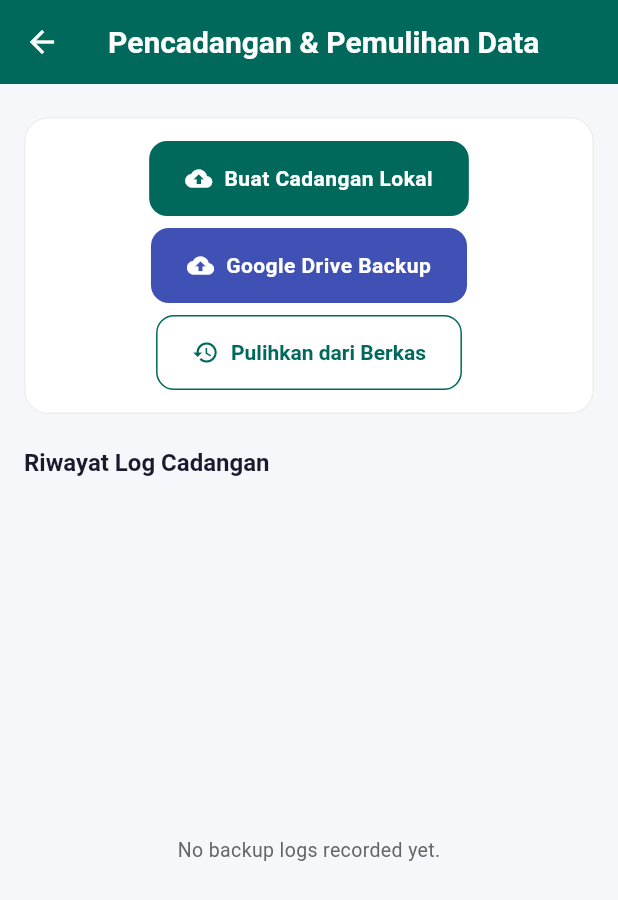
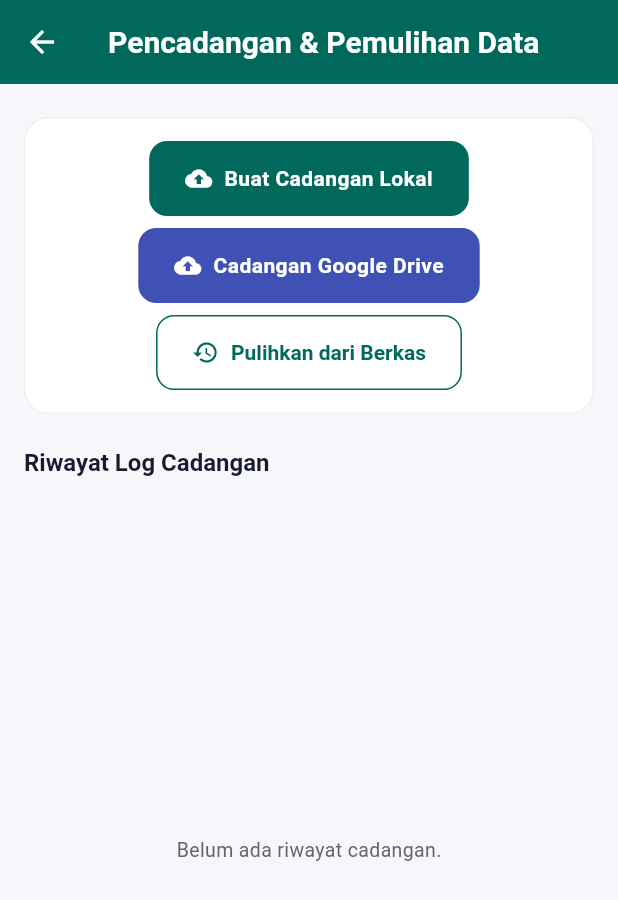
Before and after one commit to programmer-newbie-code/pharmacy-inventory-platform, a Flutter app: the BackupScreen screen opened directly, on a phone screen of 412 x 824 dp. Shown: the top 900 px of the screen. Run offline on Flutter 3.47's test engine with Material 3 defaults, Android fonts, the light colour scheme and no system bars; our stand-ins replace csv, drift, file_picker, fl_chart, flutter_riverpod, google_sign_in and 5 more; missing offline and left inert: bcrypt, excel, mobile_scanner; accounts and stored records are empty; generated files the repository leaves out were written again.

Commit message:
feat(backup): localize backup screen feedback (#48)
* feat(backup): localize backup screen feedback

* fix(backup): allow localized empty history state

```diff
--- a/lib/features/backup/backup_screen.dart
+++ b/lib/features/backup/backup_screen.dart
@@ -120,7 +120,7 @@ class _BackupScreenState extends ConsumerState<BackupScreen> {
       setState(() => _preview = preview);
       await _handleRestoreBackup(path);
     } on BackupPreviewException catch (_) {
-      if (mounted) setState(() => _statusMessage = 'Invalid backup file. Choose another file.');
+      if (mounted) setState(() => _statusMessage = AppLocalizations.of(context)!.invalidBackupFile);
     } catch (error) {
       if (mounted) setState(() => _statusMessage = 'Restore error: $error');
     } finally {
@@ -189,12 +189,12 @@ class _BackupScreenState extends ConsumerState<BackupScreen> {
               Icon(Icons.lock_outline, size: 64, color: AppTheme.dangerColor.withAlpha(150)),
               const SizedBox(height: 16),
               Text(
-                'Akses Ditolak',
+                l10n.backupAccessDenied,
                 style: Theme.of(context).textTheme.headlineSmall,
               ),
               const SizedBox(height: 8),
               Text(
-                'Fitur pencadangan data hanya dapat diakses oleh Admin.',
+                l10n.backupAccessDeniedDetail,
                 style: TextStyle(color: Colors.grey.shade600),
               ),
             ],
@@ -234,7 +234,7 @@ class _BackupScreenState extends ConsumerState<BackupScreen> {
                           key: const Key('googleDriveBackupBtn'),
                           style: ElevatedButton.styleFrom(backgroundColor: Colors.indigo, foregroundColor: Colors.white),
                           icon: const Icon(Icons.cloud_upload),
-                          label: const Text('Google Drive Backup'),
+                          label: Text(l10n.googleDriveBackup),
                           onPressed: _isLoading ? null : _handleGoogleDriveBackup,
                         ),
                         OutlinedButton.icon(
@@ -276,8 +276,8 @@ class _BackupScreenState extends ConsumerState<BackupScreen> {
               child: logsAsync.when(
                 data: (logs) {
                   if (logs.isEmpty) {
-                    return const Center(
-                      child: Text('No backup logs recorded yet.'),
+                    return Center(
+                      child: Text(l10n.noBackupLogs),
                     );
                   }
                   return ListView.builder(
@@ -295,7 +295,7 @@ class _BackupScreenState extends ConsumerState<BackupScreen> {
                               : Colors.red,
                         ),
                         title: Text(
-                          'Destination: ${log.destination} (${log.status})',
+                          '${l10n.backupLogDestination}: ${log.destination} (${log.status})',
                         ),
                         subtitle: Text(
                           '${log.timestamp.toIso8601String().split('.').first} • ${sizeKb.toStringAsFixed(1)} KB',
@@ -305,7 +305,7 @@ class _BackupScreenState extends ConsumerState<BackupScreen> {
                   );
                 },
                 loading: () => const Center(child: CircularProgressIndicator()),
-                error: (err, stack) => Center(child: Text('Error: $err')),
+                error: (err, stack) => Center(child: Text('${l10n.backupLogError}: $err')),
               ),
             ),
           ],
--- a/lib/l10n/app_id.arb
+++ b/lib/l10n/app_id.arb
@@ -37,6 +37,13 @@
   "createBackupButton": "Buat Cadangan Lokal",
   "restoreBackupButton": "Pulihkan dari Berkas",
   "backupHistoryTitle": "Riwayat Log Cadangan",
+  "googleDriveBackup": "Cadangan Google Drive",
+  "backupAccessDenied": "Akses ditolak",
+  "backupAccessDeniedDetail": "Hanya administrator yang dapat mengelola cadangan data.",
+  "invalidBackupFile": "Berkas cadangan tidak valid. Pilih berkas lain.",
+  "noBackupLogs": "Belum ada riwayat cadangan.",
+  "backupLogDestination": "Tujuan",
+  "backupLogError": "Kesalahan riwayat cadangan",
   "restoreConfirmTitle": "Konfirmasi Pemulihan Data",
   "restoreConfirmMessage": "Apakah Anda yakin ingin memulihkan data? Data saat ini akan ditimpa oleh data dari berkas cadangan.",
   "cancelButton": "Batal",
```
Also changed, not shown: lib/l10n/app_en.arb (+7 -0 lines).
